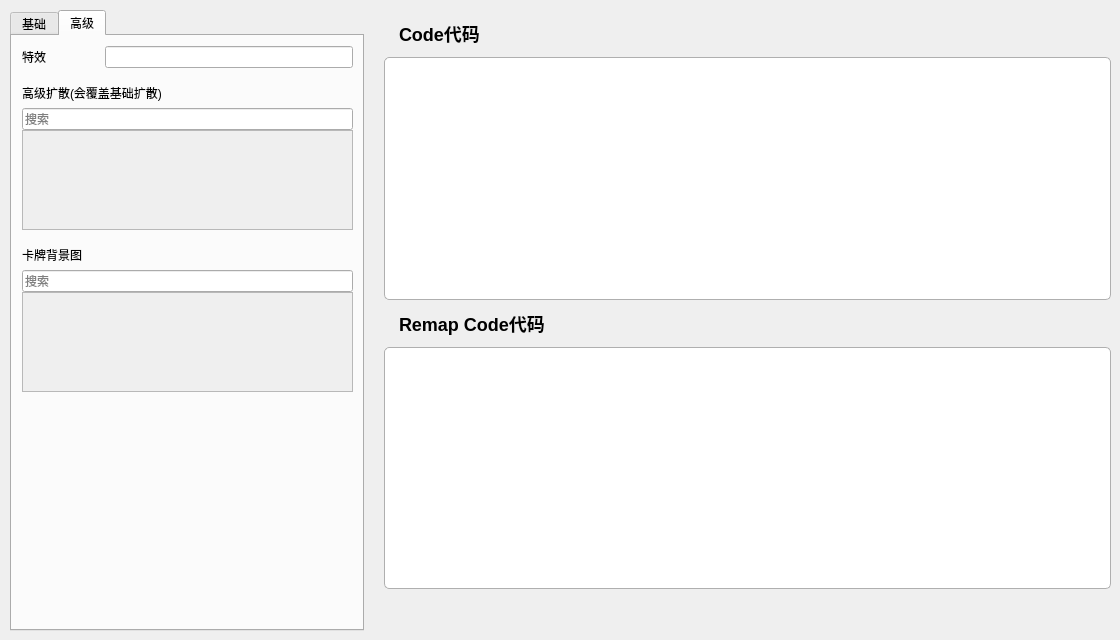
NWYLZW/A-Language-IDE, file visualizationSrc/qtUI/CardControler/cardDetailsModel.ui: the form before one commit.
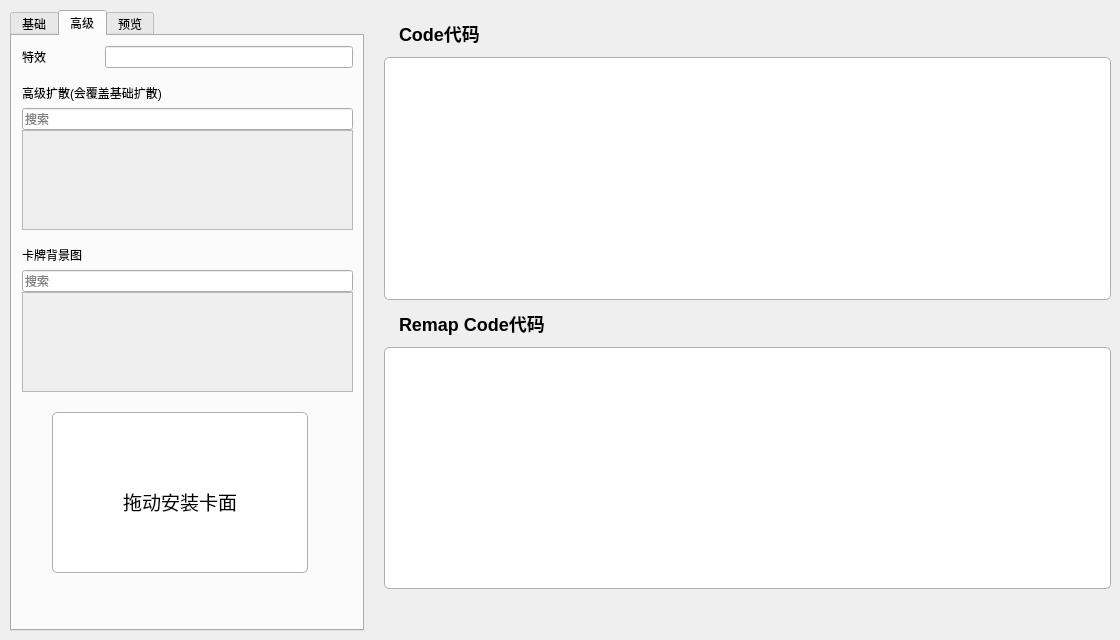
The form after the commit. The open tabs and pages were chosen to show the change. Icons and pictures are not drawn.

```diff
--- a/visualizationSrc/qtUI/CardControler/cardDetailsModel.ui
+++ b/visualizationSrc/qtUI/CardControler/cardDetailsModel.ui
@@ -609,11 +609,42 @@
             </layout>
            </item>
            <item>
-            <widget class="QWidget" name="widget" native="true"/>
+            <widget class="QWidget" name="setCardArdImg" native="true">
+             <widget class="QTextBrowser" name="textBrowser_2">
+              <property name="geometry">
+               <rect>
+                <x>30</x>
+                <y>10</y>
+                <width>256</width>
+                <height>161</height>
+               </rect>
+              </property>
+              <property name="cursor" stdset="0">
+               <cursorShape>ForbiddenCursor</cursorShape>
+              </property>
+              <property name="html">
+               <string>&lt;!DOCTYPE HTML PUBLIC &quot;-//W3C//DTD HTML 4.0//EN&quot; &quot;http://www.w3.org/TR/REC-html40/strict.dtd&quot;&gt;
+&lt;html&gt;&lt;head&gt;&lt;meta name=&quot;qrichtext&quot; content=&quot;1&quot; /&gt;&lt;style type=&quot;text/css&quot;&gt;
+p, li { white-space: pre-wrap; }
+&lt;/style&gt;&lt;/head&gt;&lt;body style=&quot; font-family:'SimSun'; font-size:9pt; font-weight:400; font-style:normal;&quot;&gt;
+&lt;p align=&quot;center&quot; style=&quot;-qt-paragraph-type:empty; margin-top:0px; margin-bottom:0px; margin-left:0px; margin-right:0px; -qt-block-indent:0; text-indent:0px;&quot;&gt;&lt;br /&gt;&lt;/p&gt;
+&lt;p align=&quot;center&quot; style=&quot;-qt-paragraph-type:empty; margin-top:0px; margin-bottom:0px; margin-left:0px; margin-right:0px; -qt-block-indent:0; text-indent:0px;&quot;&gt;&lt;br /&gt;&lt;/p&gt;
+&lt;p align=&quot;center&quot; style=&quot;-qt-paragraph-type:empty; margin-top:0px; margin-bottom:0px; margin-left:0px; margin-right:0px; -qt-block-indent:0; text-indent:0px;&quot;&gt;&lt;br /&gt;&lt;/p&gt;
+&lt;p align=&quot;center&quot; style=&quot;-qt-paragraph-type:empty; margin-top:0px; margin-bottom:0px; margin-left:0px; margin-right:0px; -qt-block-indent:0; text-indent:0px;&quot;&gt;&lt;br /&gt;&lt;/p&gt;
+&lt;p align=&quot;center&quot; style=&quot;-qt-paragraph-type:empty; margin-top:0px; margin-bottom:0px; margin-left:0px; margin-right:0px; -qt-block-indent:0; text-indent:0px;&quot;&gt;&lt;br /&gt;&lt;/p&gt;
+&lt;p align=&quot;center&quot; style=&quot; margin-top:0px; margin-bottom:0px; margin-left:0px; margin-right:0px; -qt-block-indent:0; text-indent:0px;&quot;&gt;&lt;span style=&quot; font-size:14pt;&quot;&gt;拖动安装卡面&lt;/span&gt;&lt;/p&gt;&lt;/body&gt;&lt;/html&gt;</string>
+              </property>
+             </widget>
+            </widget>
            </item>
           </layout>
          </widget>
         </widget>
+        <widget class="QWidget" name="CMT_previewCard">
+         <attribute name="title">
+          <string>预览</string>
+         </attribute>
+        </widget>
        </widget>
       </item>
      </layout>
```
Left out of the diff: 22 changed lines with no effect on the pictures.
